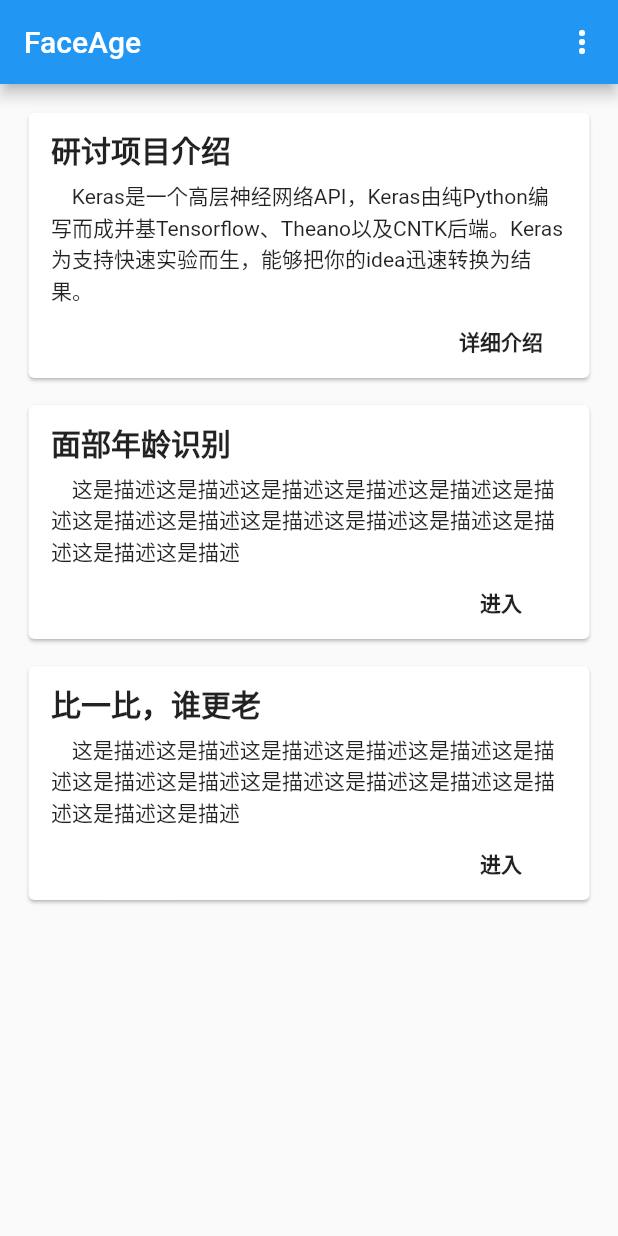
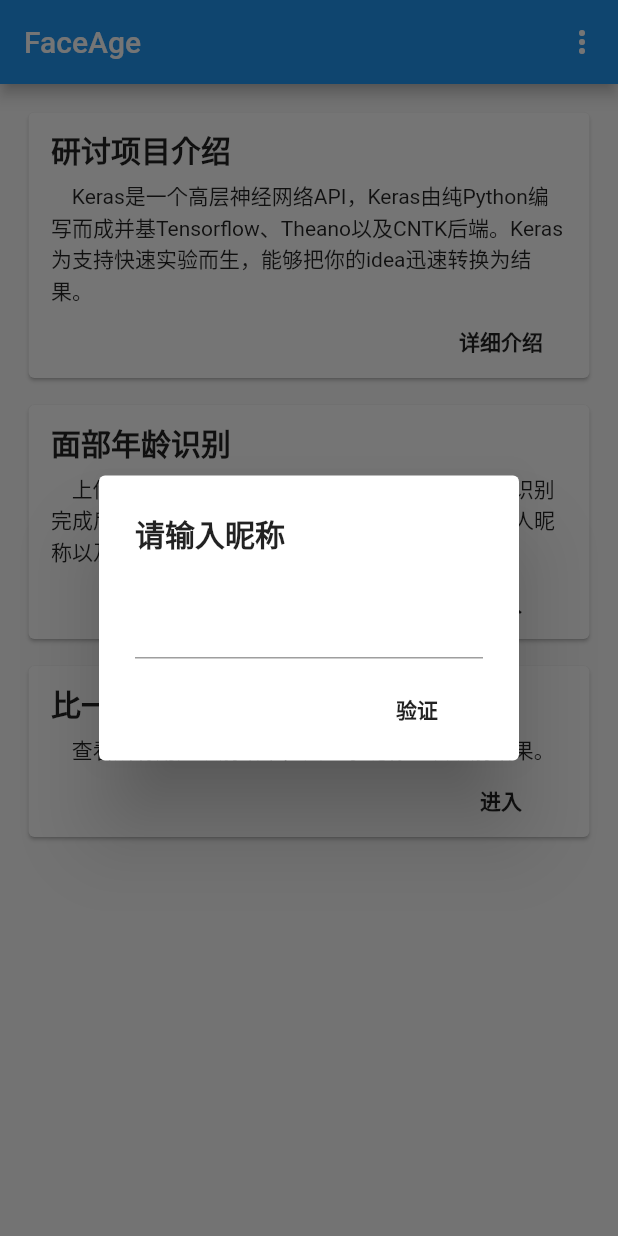
Before and after one commit to cildhdi/face_age, a Flutter app: the screen it shows after launch, after a tap on "进入", on a phone screen of 412 x 824 dp. Run offline on Flutter 3.47's test engine with Material 2 defaults, Android fonts, the phone set to English and light mode, and no system bars.

Commit message:
add NickNameInputDialog

```diff
--- /dev/null
+++ b/lib/components/function_items.dart
@@ -0,0 +1,40 @@
+import 'package:flutter/material.dart';
+
+import './function_item.dart';
+import './nick_name_input_dialog.dart';
+
+class FunctionItems extends StatelessWidget {
+  @override
+  Widget build(BuildContext context) {
+    return Column(
+      children: <Widget>[
+        FunctionItem(
+          title: "研讨项目介绍",
+          description:
+              "    Keras是一个高层神经网络API，Keras由纯Python编写而成并基Tensorflow、Theano以及CNTK后端。Keras 为支持快速实验而生，能够把你的idea迅速转换为结果。",
+          actionName: "详细介绍",
+          action: () {},
+        ),
+        FunctionItem(
+          title: "面部年龄识别",
+          description:
+              "    上传照片到服务器进行面部年龄识别，服务器在识别完成后会立即删除您的照片，仅会保留您设置的个人昵称以及识别结果。",
+          actionName: "进入",
+          action: () {
+            showDialog(
+                context: context,
+                builder: (context) {
+                  return NickNameInputDialog();
+                });
+          },
+        ),
+        FunctionItem(
+          title: "比一比，谁更老",
+          description: "    查看所有用户识别结果，只显示昵称以及识别结果。",
+          actionName: "进入",
+          action: () {},
+        ),
+      ],
+    );
+  }
+}
--- /dev/null
+++ b/lib/components/menus.dart
@@ -0,0 +1,40 @@
+import 'package:flutter/material.dart';
+
+enum MenuType { ABOUT_US, VIEW_LICENSE }
+
+
+class Menus extends StatelessWidget {
+  @override
+  Widget build(BuildContext context) {
+    return PopupMenuButton(
+            itemBuilder: (context) {
+              return <PopupMenuEntry<MenuType>>[
+                PopupMenuItem(
+                  value: MenuType.ABOUT_US,
+                  child: Text("关于我们"),
+                ),
+                PopupMenuItem(
+                  value: MenuType.VIEW_LICENSE,
+                  child: Text("查看证书"),
+                ),
+              ];
+            },
+            onSelected: (MenuType type) {
+              switch (type) {
+                case MenuType.ABOUT_US:
+                  break;
+                case MenuType.VIEW_LICENSE:
+                  Navigator.of(context)
+                      .push(MaterialPageRoute(builder: (context) {
+                    return LicensePage(
+                      applicationName: "面部年龄识别",
+                      applicationLegalese: "本APP仅用于上海大学计算机高年级研讨课项目。",
+                    );
+                  }));
+                  break;
+                default:
+              }
+            },
+          );
+  }
+}
--- /dev/null
+++ b/lib/components/nick_name_input_dialog.dart
@@ -0,0 +1,70 @@
+import 'package:flutter/cupertino.dart';
+import 'package:flutter/material.dart';
+
+class NickNameInputDialog extends StatefulWidget {
+  @override
+  _NickNameInputDialogState createState() => _NickNameInputDialogState();
+}
+
+class _NickNameInputDialogState extends State<NickNameInputDialog> {
+  TextEditingController _textEditingController = TextEditingController();
+  bool _validating = false;
+
+  @override
+  void dispose() {
+    _textEditingController.dispose();
+    super.dispose();
+  }
+
+  @override
+  Widget build(BuildContext context) {
+    return SimpleDialog(
+      title: Text(
+        "请输入昵称",
+        style: Theme.of(context)
+            .textTheme
+            .title
+            .copyWith(fontWeight: FontWeight.bold),
+      ),
+      contentPadding: EdgeInsets.fromLTRB(24.0, 20.0, 24.0, 10.0),
+      children: <Widget>[
+        TextField(
+          controller: _textEditingController,
+        ),
+        Container(
+          height: 10.0,
+        ),
+        Row(
+          mainAxisSize: MainAxisSize.max,
+          mainAxisAlignment: MainAxisAlignment.end,
+          children: <Widget>[
+            FlatButton(
+              child: !_validating
+                  ? Text(
+                      "验证",
+                      style: Theme.of(context)
+                          .textTheme
+                          .body1
+                          .copyWith(fontWeight: FontWeight.bold),
+                    )
+                  : SizedBox(
+                      width: 15,
+                      height: 15,
+                      child: CircularProgressIndicator(
+                        strokeWidth: 2,
+                      ),
+                    ),
+              onPressed: () {
+                if (!_validating) {
+                  setState(() {
+                    _validating = true;
+                  });
+                }
+              },
+            )
+          ],
+        )
+      ],
+    );
+  }
+}
--- a/lib/pages/face_age_page.dart
+++ b/lib/pages/face_age_page.dart
@@ -1,13 +1,12 @@
 import 'package:flutter/material.dart';
 
-import '../components/function_item.dart';
+import '../components/function_items.dart';
+import '../components/menus.dart';
 
 class FaceAgePage extends StatefulWidget {
   @override
   _FaceAgePageState createState() => _FaceAgePageState();
 }
-
-enum MenuType { ABOUT_US, VIEW_LICENSE }
 
 class _FaceAgePageState extends State<FaceAgePage> {
   @override
@@ -15,68 +14,13 @@ class _FaceAgePageState extends State<FaceAgePage> {
     return Scaffold(
       appBar: AppBar(
         title: const Text("FaceAge"),
-        actions: <Widget>[
-          PopupMenuButton(
-            itemBuilder: (context) {
-              return <PopupMenuEntry<MenuType>>[
-                PopupMenuItem(
-                  value: MenuType.ABOUT_US,
-                  child: Text("关于我们"),
-                ),
-                PopupMenuItem(
-                  value: MenuType.VIEW_LICENSE,
-                  child: Text("查看证书"),
-                ),
-              ];
-            },
-            onSelected: (MenuType type) {
-              switch (type) {
-                case MenuType.ABOUT_US:
-                  break;
-                case MenuType.VIEW_LICENSE:
-                  Navigator.of(context)
-                      .push(MaterialPageRoute(builder: (context) {
-                    return LicensePage(
-                      applicationName: "面部年龄识别",
-                      applicationLegalese: "本APP仅用于上海大学计算机高年级研讨课项目。",
-                    );
-                  }));
-                  break;
-                default:
-              }
-            },
-          )
-        ],
+        actions: <Widget>[Menus()],
       ),
       body: Scrollbar(
         child: SingleChildScrollView(
           child: Padding(
             padding: const EdgeInsets.all(10.0),
-            child: Column(
-              children: <Widget>[
-                FunctionItem(
-                  title: "研讨项目介绍",
-                  description:
-                      "    Keras是一个高层神经网络API，Keras由纯Python编写而成并基Tensorflow、Theano以及CNTK后端。Keras 为支持快速实验而生，能够把你的idea迅速转换为结果。",
-                  actionName: "详细介绍",
-                  action: () {},
-                ),
-                FunctionItem(
-                  title: "面部年龄识别",
-                  description:
-                      "    这是描述这是描述这是描述这是描述这是描述这是描述这是描述这是描述这是描述这是描述这是描述这是描述这是描述这是描述",
-                  actionName: "进入",
-                  action: () {},
-                ),
-                FunctionItem(
-                  title: "比一比，谁更老",
-                  description:
-                      "    这是描述这是描述这是描述这是描述这是描述这是描述这是描述这是描述这是描述这是描述这是描述这是描述这是描述这是描述",
-                  actionName: "进入",
-                  action: () {},
-                ),
-              ],
-            ),
+            child: FunctionItems(),
           ),
         ),
       ),
```
Also changed, not shown: 5 other files.
